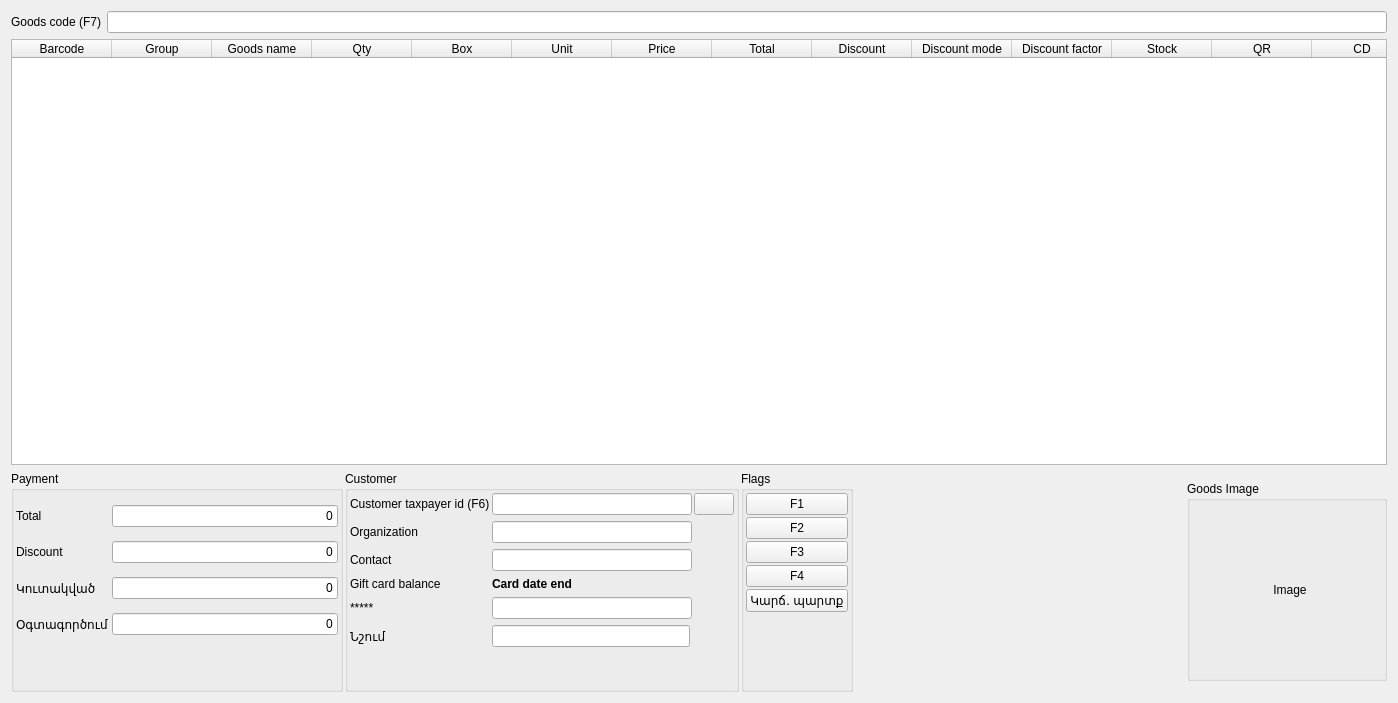
This is Shop/worder.ui in End1-1/Cafe5 as Qt 5 draws it before an edit. The edited form follows.
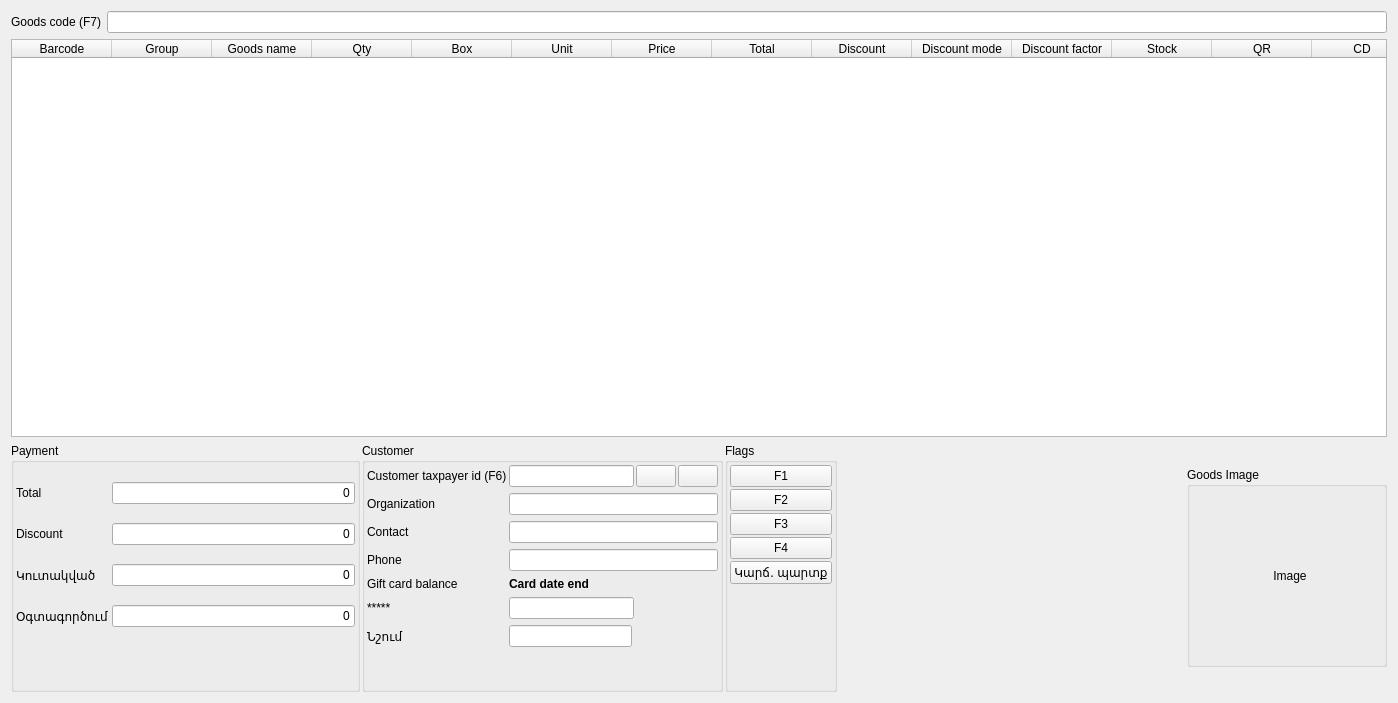
This is the edited form. Icons and pictures are not drawn. Custom widgets are drawn as their Qt base class.

The edit to the form file:
```diff
--- a/Shop/worder.ui
+++ b/Shop/worder.ui
@@ -343,144 +343,33 @@
          <property name="horizontalSpacing">
           <number>2</number>
          </property>
-         <item row="5" column="0">
+         <item row="0" column="0">
+          <widget class="QLabel" name="lbCustomer_2">
+           <property name="sizePolicy">
+            <sizepolicy hsizetype="Minimum" vsizetype="Preferred">
+             <horstretch>0</horstretch>
+             <verstretch>0</verstretch>
+            </sizepolicy>
+           </property>
+           <property name="text">
+            <string>Customer taxpayer id (F6)</string>
+           </property>
+          </widget>
+         </item>
+         <item row="6" column="0">
           <widget class="QLabel" name="lbGiftCard">
            <property name="text">
             <string>*****</string>
            </property>
           </widget>
          </item>
-         <item row="3" column="0">
-          <widget class="QLabel" name="lbContact">
-           <property name="sizePolicy">
-            <sizepolicy hsizetype="Minimum" vsizetype="Preferred">
-             <horstretch>0</horstretch>
-             <verstretch>0</verstretch>
-            </sizepolicy>
-           </property>
-           <property name="font">
-            <font>
-             <bold>false</bold>
-            </font>
-           </property>
-           <property name="text">
-            <string>Contact</string>
-           </property>
-          </widget>
-         </item>
-         <item row="0" column="1" colspan="2">
-          <widget class="C5LineEdit" name="leCustomerTaxpayerId">
-           <property name="minimumSize">
-            <size>
-             <width>200</width>
-             <height>0</height>
-            </size>
-           </property>
-           <property name="maximumSize">
-            <size>
-             <width>16777215</width>
-             <height>16777215</height>
-            </size>
-           </property>
-           <property name="font">
-            <font>
-             <bold>true</bold>
-            </font>
-           </property>
-           <property name="focusPolicy">
-            <enum>Qt::StrongFocus</enum>
-           </property>
-           <property name="maxLength">
-            <number>16</number>
-           </property>
-           <property name="readOnly">
-            <bool>false</bool>
-           </property>
-          </widget>
-         </item>
-         <item row="6" column="0">
-          <widget class="QLabel" name="lbPartner_4">
-           <property name="sizePolicy">
-            <sizepolicy hsizetype="Minimum" vsizetype="Preferred">
-             <horstretch>0</horstretch>
-             <verstretch>0</verstretch>
-            </sizepolicy>
-           </property>
-           <property name="font">
-            <font>
-             <bold>false</bold>
-            </font>
-           </property>
-           <property name="text">
-            <string>Նշում</string>
-           </property>
-          </widget>
-         </item>
-         <item row="2" column="0">
-          <widget class="QLabel" name="lbPartner">
-           <property name="sizePolicy">
-            <sizepolicy hsizetype="Minimum" vsizetype="Preferred">
-             <horstretch>0</horstretch>
-             <verstretch>0</verstretch>
-            </sizepolicy>
-           </property>
-           <property name="font">
-            <font>
-             <bold>false</bold>
-            </font>
-           </property>
-           <property name="text">
-            <string>Organization</string>
-           </property>
-          </widget>
-         </item>
-         <item row="5" column="1" colspan="2">
+         <item row="6" column="1" colspan="2">
           <widget class="C5LineEdit" name="leGiftCardAmount">
            <property name="readOnly">
             <bool>true</bool>
            </property>
           </widget>
          </item>
-         <item row="0" column="0">
-          <widget class="QLabel" name="lbCustomer_2">
-           <property name="sizePolicy">
-            <sizepolicy hsizetype="Minimum" vsizetype="Preferred">
-             <horstretch>0</horstretch>
-             <verstretch>0</verstretch>
-            </sizepolicy>
-           </property>
-           <property name="text">
-            <string>Customer taxpayer id (F6)</string>
-           </property>
-          </widget>
-         </item>
-         <item row="3" column="1" colspan="2">
-          <widget class="C5LineEdit" name="leContact">
-           <property name="minimumSize">
-            <size>
-             <width>200</width>
-             <height>0</height>
-            </size>
-           </property>
-           <property name="maximumSize">
-            <size>
-             <width>16777215</width>
-             <height>16777215</height>
-            </size>
-           </property>
-           <property name="font">
-            <font>
-             <bold>false</bold>
-            </font>
-           </property>
-           <property name="focusPolicy">
-            <enum>Qt::ClickFocus</enum>
-           </property>
-           <property name="readOnly">
-            <bool>true</bool>
-           </property>
-          </widget>
-         </item>
          <item row="0" column="3">
           <widget class="QPushButton" name="btnSearchPartner">
            <property name="sizePolicy">
@@ -498,68 +387,241 @@
            </property>
           </widget>
          </item>
-         <item row="2" column="1" colspan="2">
-          <widget class="C5LineEdit" name="leOrganization">
-           <property name="minimumSize">
-            <size>
-             <width>200</width>
-             <height>0</height>
-            </size>
-           </property>
-           <property name="maximumSize">
-            <size>
-             <width>16777215</width>
-             <height>16777215</height>
-            </size>
-           </property>
+         <item row="5" column="1">
+          <widget class="QLabel" name="lbCardDateEnd">
            <property name="font">
             <font>
-             <bold>false</bold>
+             <bold>true</bold>
             </font>
            </property>
-           <property name="focusPolicy">
-            <enum>Qt::ClickFocus</enum>
+           <property name="text">
+            <string>Card date end</string>
            </property>
-           <property name="readOnly">
-            <bool>true</bool>
+          </widget>
+         </item>
+         <item row="0" column="4">
+          <widget class="QPushButton" name="btnRemovePartner">
+           <property name="sizePolicy">
+            <sizepolicy hsizetype="Preferred" vsizetype="Preferred">
+             <horstretch>0</horstretch>
+             <verstretch>0</verstretch>
+            </sizepolicy>
            </property>
+           <property name="text">
+            <string/>
+           </property>
+           <property name="icon">
+            <iconset resource="../resources/res.qrc">
+             <normaloff>:/remove.png</normaloff>:/remove.png</iconset>
+           </property>
           </widget>
          </item>
-         <item row="6" column="1">
+         <item row="7" column="1">
           <widget class="QLineEdit" name="leComment"/>
          </item>
-         <item row="7" column="0" colspan="2">
-          <spacer name="verticalSpacer_2">
-           <property name="orientation">
-            <enum>Qt::Vertical</enum>
+         <item row="2" column="1" colspan="4">
+          <widget class="C5LineEdit" name="leOrganization">
+           <property name="minimumSize">
+            <size>
+             <width>200</width>
+             <height>0</height>
+            </size>
            </property>
-           <property name="sizeType">
-            <enum>QSizePolicy::Minimum</enum>
-           </property>
-           <property name="sizeHint" stdset="0">
+           <property name="maximumSize">
             <size>
-             <width>20</width>
-             <height>40</height>
+             <width>16777215</width>
+             <height>16777215</height>
             </size>
            </property>
-          </spacer>
+           <property name="font">
+            <font>
+             <bold>false</bold>
+            </font>
+           </property>
+           <property name="focusPolicy">
+            <enum>Qt::FocusPolicy::ClickFocus</enum>
+           </property>
+           <property name="readOnly">
+            <bool>true</bool>
+           </property>
+          </widget>
          </item>
-         <item row="4" column="0">
+         <item row="2" column="0">
+          <widget class="QLabel" name="lbPartner">
+           <property name="sizePolicy">
+            <sizepolicy hsizetype="Minimum" vsizetype="Preferred">
+             <horstretch>0</horstretch>
+             <verstretch>0</verstretch>
+            </sizepolicy>
+           </property>
+           <property name="font">
+            <font>
+             <bold>false</bold>
+            </font>
+           </property>
+           <property name="text">
+            <string>Organization</string>
+           </property>
+          </widget>
+         </item>
+         <item row="5" column="0">
           <widget class="QLabel" name="label_6">
            <property name="text">
             <string>Gift card balance</string>
            </property>
           </widget>
          </item>
-         <item row="4" column="1">
-          <widget class="QLabel" name="lbCardDateEnd">
+         <item row="8" column="0" colspan="2">
+          <spacer name="verticalSpacer_2">
+           <property name="orientation">
+            <enum>Qt::Orientation::Vertical</enum>
+           </property>
+           <property name="sizeType">
+            <enum>QSizePolicy::Policy::Minimum</enum>
+           </property>
+           <property name="sizeHint" stdset="0">
+            <size>
+             <width>20</width>
+             <height>40</height>
+            </size>
+           </property>
+          </spacer>
+         </item>
+         <item row="7" column="0">
+          <widget class="QLabel" name="lbPartner_4">
+           <property name="sizePolicy">
+            <sizepolicy hsizetype="Minimum" vsizetype="Preferred">
+             <horstretch>0</horstretch>
+             <verstretch>0</verstretch>
+            </sizepolicy>
+           </property>
+           <property name="font">
+            <font>
+             <bold>false</bold>
+            </font>
+           </property>
+           <property name="text">
+            <string>Նշում</string>
+           </property>
+          </widget>
+         </item>
+         <item row="0" column="1" colspan="2">
+          <widget class="C5LineEdit" name="leCustomerTaxpayerId">
+           <property name="minimumSize">
+            <size>
+             <width>0</width>
+             <height>0</height>
+            </size>
+           </property>
+           <property name="maximumSize">
+            <size>
+             <width>16777215</width>
+             <height>16777215</height>
+            </size>
+           </property>
            <property name="font">
             <font>
              <bold>true</bold>
             </font>
            </property>
+           <property name="focusPolicy">
+            <enum>Qt::FocusPolicy::StrongFocus</enum>
+           </property>
+           <property name="maxLength">
+            <number>16</number>
+           </property>
+           <property name="readOnly">
+            <bool>false</bool>
+           </property>
+          </widget>
+         </item>
+         <item row="3" column="1" colspan="4">
+          <widget class="C5LineEdit" name="leContact">
+           <property name="minimumSize">
+            <size>
+             <width>200</width>
+             <height>0</height>
+            </size>
+           </property>
+           <property name="maximumSize">
+            <size>
+             <width>16777215</width>
+             <height>16777215</height>
+            </size>
+           </property>
+           <property name="font">
+            <font>
+             <bold>false</bold>
+            </font>
+           </property>
+           <property name="focusPolicy">
+            <enum>Qt::FocusPolicy::ClickFocus</enum>
+           </property>
+           <property name="readOnly">
+            <bool>true</bool>
+           </property>
+          </widget>
+         </item>
+         <item row="3" column="0">
+          <widget class="QLabel" name="lbContact">
+           <property name="sizePolicy">
+            <sizepolicy hsizetype="Minimum" vsizetype="Preferred">
+             <horstretch>0</horstretch>
+             <verstretch>0</verstretch>
+            </sizepolicy>
+           </property>
+           <property name="font">
+            <font>
+             <bold>false</bold>
+            </font>
+           </property>
            <property name="text">
-            <string>Card date end</string>
+            <string>Contact</string>
+           </property>
+          </widget>
+         </item>
+         <item row="4" column="0">
+          <widget class="QLabel" name="lbContact_2">
+           <property name="sizePolicy">
+            <sizepolicy hsizetype="Minimum" vsizetype="Preferred">
+             <horstretch>0</horstretch>
+             <verstretch>0</verstretch>
+            </sizepolicy>
+           </property>
+           <property name="font">
+            <font>
+             <bold>false</bold>
+            </font>
+           </property>
+           <property name="text">
+            <string>Phone</string>
+           </property>
+          </widget>
+         </item>
+         <item row="4" column="1" colspan="4">
+          <widget class="C5LineEdit" name="lePhone">
+           <property name="minimumSize">
+            <size>
+             <width>200</width>
+             <height>0</height>
+            </size>
+           </property>
+           <property name="maximumSize">
+            <size>
+             <width>16777215</width>
+             <height>16777215</height>
+            </size>
+           </property>
+           <property name="font">
+            <font>
+             <bold>false</bold>
+            </font>
+           </property>
+           <property name="focusPolicy">
+            <enum>Qt::FocusPolicy::ClickFocus</enum>
+           </property>
+           <property name="readOnly">
+            <bool>true</bool>
            </property>
           </widget>
          </item>
```
Left out of the diff: 48 changed lines with no effect on the pictures.
